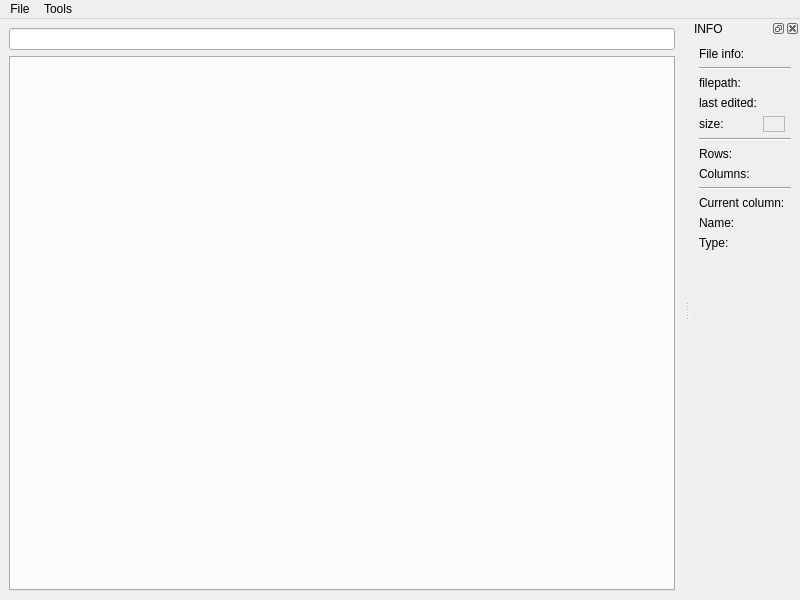
The window that assets/uis/main_window.ui (m4reQ/data-visualizer) describes before a commit, drawn with Qt 5.
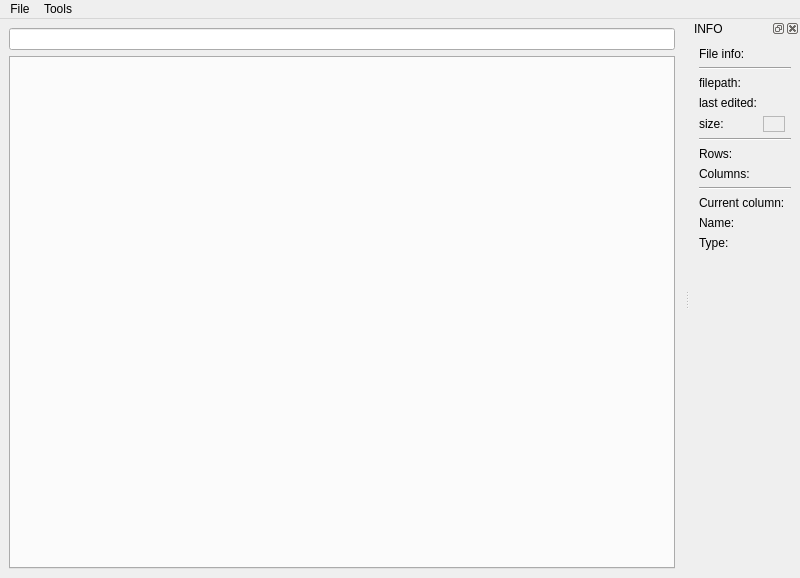
The same window after the commit.

Commit message: Add loading progress indicator popup window Add async job API Add `open_blocking` helper function for `ErrorWindow` Add `get_data` getter function for `PandasModel` Add `Graph` and `Histogram` tool stubs for `MainWindow` UI

```diff
--- a/assets/uis/main_window.ui
+++ b/assets/uis/main_window.ui
@@ -7,7 +7,7 @@
     <x>0</x>
     <y>0</y>
     <width>800</width>
-    <height>600</height>
+    <height>578</height>
    </rect>
   </property>
   <property name="windowTitle">
```
Left out of the diff: 16 changed lines with no effect on the pictures. The commit also changes 5 other files.
